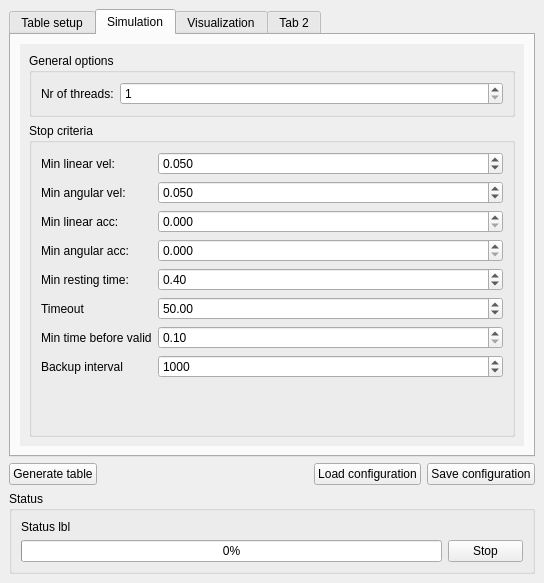
Qt form RobWorkSim/src/rwsim/plugin/GraspTableGeneratorPlugin.ui (onier/RobWork) before a commit.
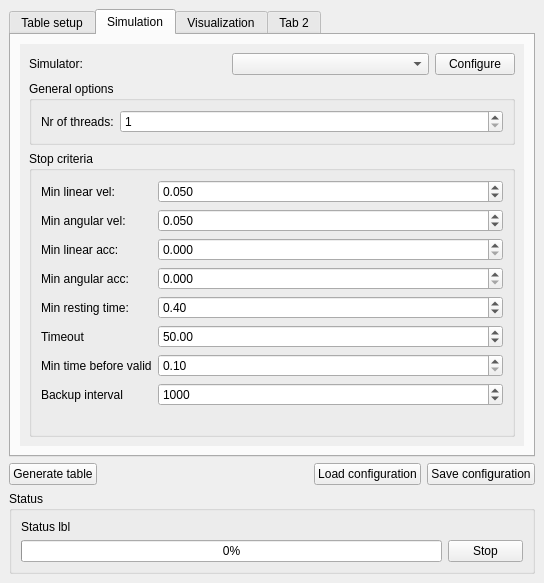
The same form after that commit. The open tabs and pages were chosen to show the change.

Diff of the .ui file:
```diff
--- a/RobWorkSim/src/rwsim/plugin/GraspTableGeneratorPlugin.ui
+++ b/RobWorkSim/src/rwsim/plugin/GraspTableGeneratorPlugin.ui
@@ -372,6 +372,33 @@
             </rect>
            </property>
            <layout class="QVBoxLayout" name="verticalLayout_11">
+            <item>
+             <layout class="QHBoxLayout" name="horizontalLayout_7">
+              <item>
+               <widget class="QLabel" name="label_4">
+                <property name="text">
+                 <string>Simulator:</string>
+                </property>
+               </widget>
+              </item>
+              <item>
+               <widget class="QComboBox" name="_simulatorBox"/>
+              </item>
+              <item>
+               <widget class="QPushButton" name="_simulatorConfigBtn">
+                <property name="maximumSize">
+                 <size>
+                  <width>80</width>
+                  <height>16777215</height>
+                 </size>
+                </property>
+                <property name="text">
+                 <string>Configure</string>
+                </property>
+               </widget>
+              </item>
+             </layout>
+            </item>
             <item>
              <widget class="QGroupBox" name="groupBox_7">
               <property name="title">
```
Left out of the diff: 2 changed lines with no effect on the pictures.
